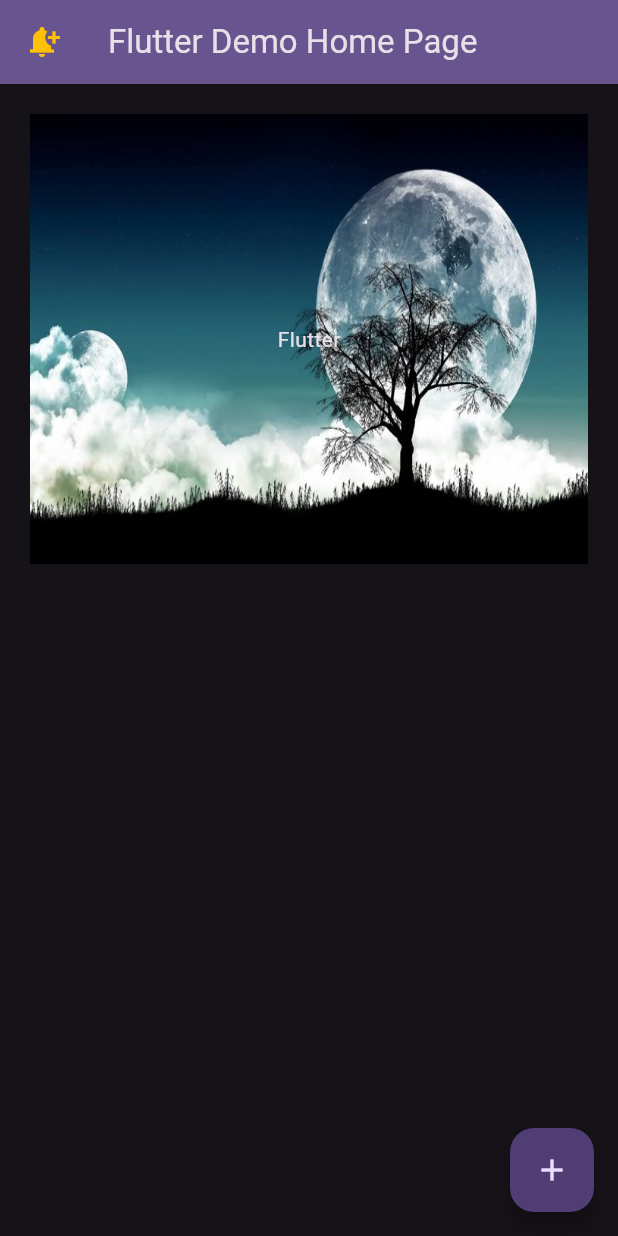
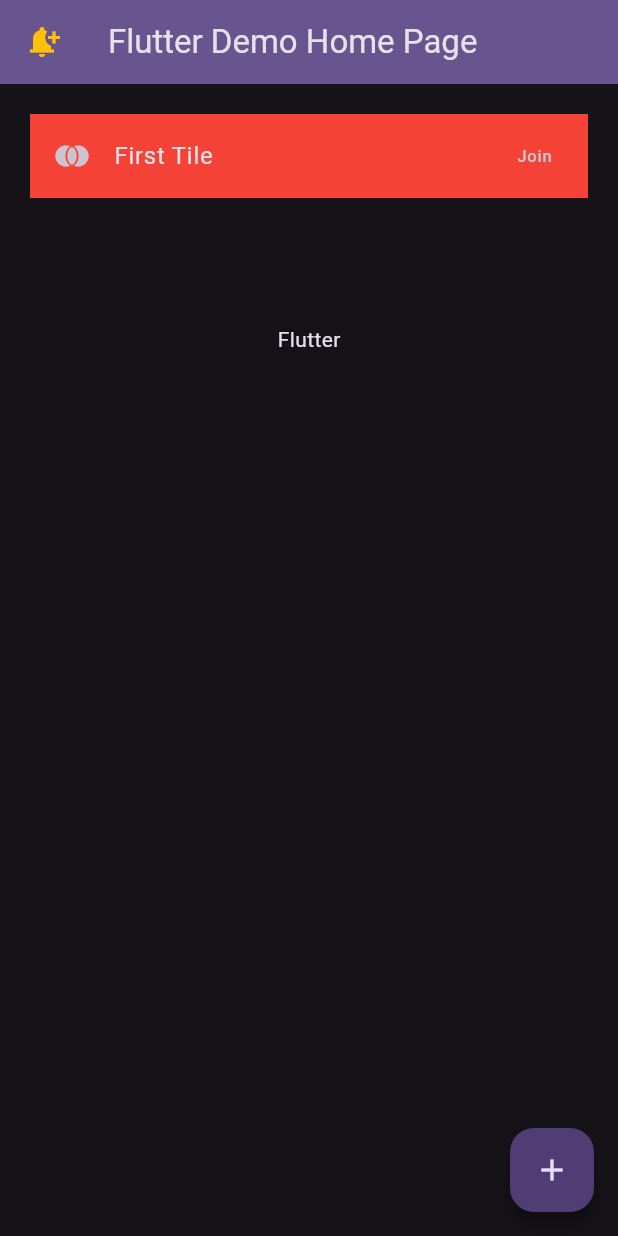
Before and after one commit to DhananjayaBandara/flutterApplication, a Flutter app: the screen it shows after launch, on a phone screen of 412 x 824 dp. Run offline on Flutter 3.47's test engine with Material 3 defaults, Android fonts, the phone set to English and light mode, and no system bars.

Commit message:
Adding tiles.

```diff
--- a/flutter_app/lib/main.dart
+++ b/flutter_app/lib/main.dart
@@ -103,12 +103,14 @@ class _MyHomePageState extends State<MyHomePage> {
         padding: const EdgeInsets.all(20.0),
         child: Stack(
           children: [
-            Image.asset(
-              'assets/images/wallpaper2.jpg',
-              fit: BoxFit.fill,
-              height: 300,
+            SizedBox(height: 300, child: Center(child: Text('Flutter'))),
+            ListTile(
+              leading: Icon(Icons.join_full),
+              tileColor: Colors.red,
+              title: Text('First Tile'),
+              trailing: Text('Join'),
+              onTap: () {},
             ),
-            SizedBox(height: 300, child: Center(child: Text('Flutter'))),
           ],
         ),
       ),
```
